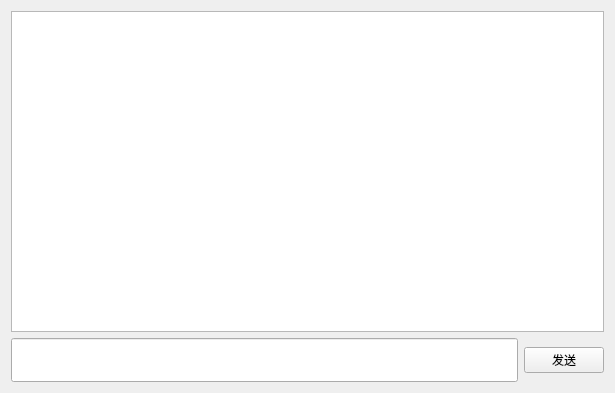
Qt form Vs_Qt/NetDiskClient/NetDiskClient/Src/NetDiskClient.ui (coolyany/NetDiskSystem) before a commit.
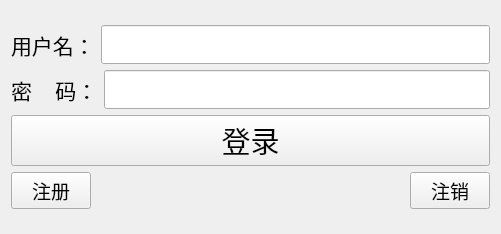
The same form after that commit.

```diff
--- a/Vs_Qt/NetDiskClient/NetDiskClient/Src/NetDiskClient.ui
+++ b/Vs_Qt/NetDiskClient/NetDiskClient/Src/NetDiskClient.ui
@@ -6,8 +6,8 @@
    <rect>
     <x>0</x>
     <y>0</y>
-    <width>615</width>
-    <height>393</height>
+    <width>501</width>
+    <height>234</height>
    </rect>
   </property>
   <property name="windowTitle">
@@ -15,32 +15,124 @@
   </property>
   <layout class="QVBoxLayout" name="verticalLayout_2">
    <item>
-    <layout class="QVBoxLayout" name="verticalLayout">
+    <layout class="QVBoxLayout" name="verticalLayout" stretch="2,2,2,1">
+     <property name="topMargin">
+      <number>0</number>
+     </property>
+     <property name="rightMargin">
+      <number>0</number>
+     </property>
+     <property name="bottomMargin">
+      <number>0</number>
+     </property>
      <item>
-      <widget class="QTextEdit" name="textEdit">
+      <layout class="QHBoxLayout" name="horizontalLayout">
+       <item>
+        <widget class="QLabel" name="label">
+         <property name="font">
+          <font>
+           <family>Arial</family>
+           <pointsize>16</pointsize>
+          </font>
+         </property>
+         <property name="text">
+          <string>用户名：</string>
+         </property>
+        </widget>
+       </item>
+       <item>
+        <widget class="QLineEdit" name="lineEdit">
+         <property name="font">
+          <font>
+           <family>Arial</family>
+           <pointsize>20</pointsize>
+          </font>
+         </property>
+        </widget>
+       </item>
+      </layout>
+     </item>
+     <item>
+      <layout class="QHBoxLayout" name="horizontalLayout_2">
+       <item>
+        <widget class="QLabel" name="label_2">
+         <property name="font">
+          <font>
+           <family>Arial</family>
+           <pointsize>16</pointsize>
+          </font>
+         </property>
+         <property name="text">
+          <string>密    码：</string>
+         </property>
+        </widget>
+       </item>
+       <item>
+        <widget class="QLineEdit" name="lineEdit_2">
+         <property name="font">
+          <font>
+           <family>Arial</family>
+           <pointsize>20</pointsize>
+          </font>
+         </property>
+         <property name="echoMode">
+          <enum>QLineEdit::Password</enum>
+         </property>
+        </widget>
+       </item>
+      </layout>
+     </item>
+     <item>
+      <widget class="QPushButton" name="pushButton">
        <property name="font">
         <font>
          <family>Arial</family>
-         <pointsize>26</pointsize>
+         <pointsize>22</pointsize>
         </font>
        </property>
+       <property name="text">
+        <string>登录</string>
+       </property>
       </widget>
      </item>
      <item>
-      <layout class="QHBoxLayout" name="horizontalLayout">
+      <layout class="QHBoxLayout" name="horizontalLayout_3">
        <item>
-        <widget class="QLineEdit" name="lineEdit">
+        <widget class="QPushButton" name="pushButton_2">
          <property name="font">
           <font>
-           <pointsize>23</pointsize>
+           <family>Arial</family>
+           <pointsize>14</pointsize>
           </font>
          </property>
+         <property name="text">
+          <string>注册</string>
+         </property>
         </widget>
        </item>
        <item>
-        <widget class="QPushButton" name="pushButton">
+        <spacer name="horizontalSpacer">
+         <property name="orientation">
+          <enum>Qt::Horizontal</enum>
+         </property>
+         <property name="sizeHint" stdset="0">
+          <size>
+           <width>40</width>
+           <height>20</height>
+          </size>
+         </property>
+        </spacer>
+       </item>
+       <item>
+        <widget class="QPushButton" name="pushButton_3">
+         <property name="font">
+          <font>
+           <family>Arial</family>
+           <pointsize>14</pointsize>
+          </font>
+         </property>
          <property name="text">
-          <string>发送</string>
+          <string>注销</string>
          </property>
         </widget>
        </item>
```
